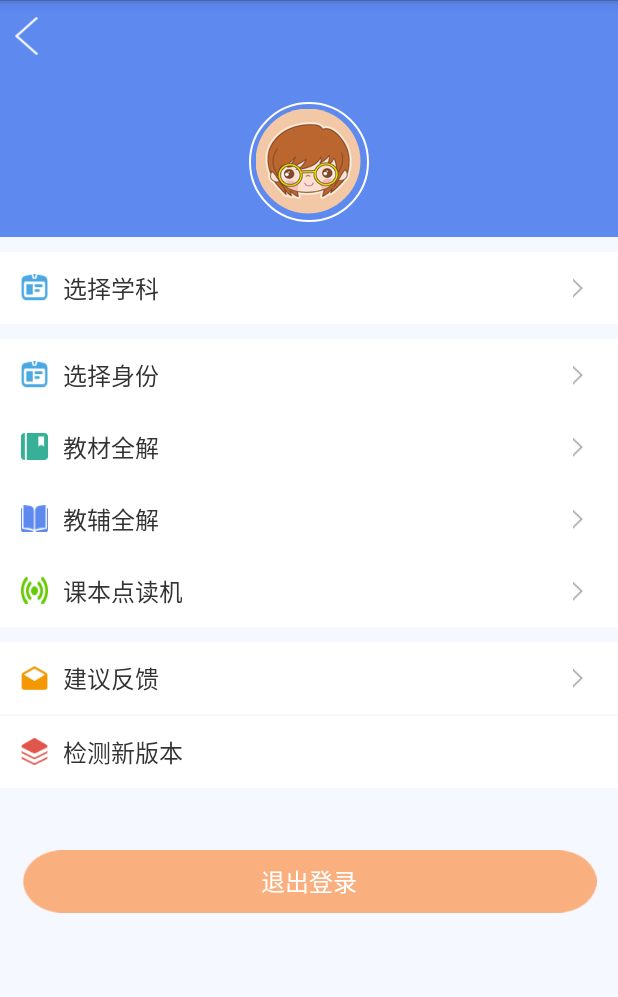
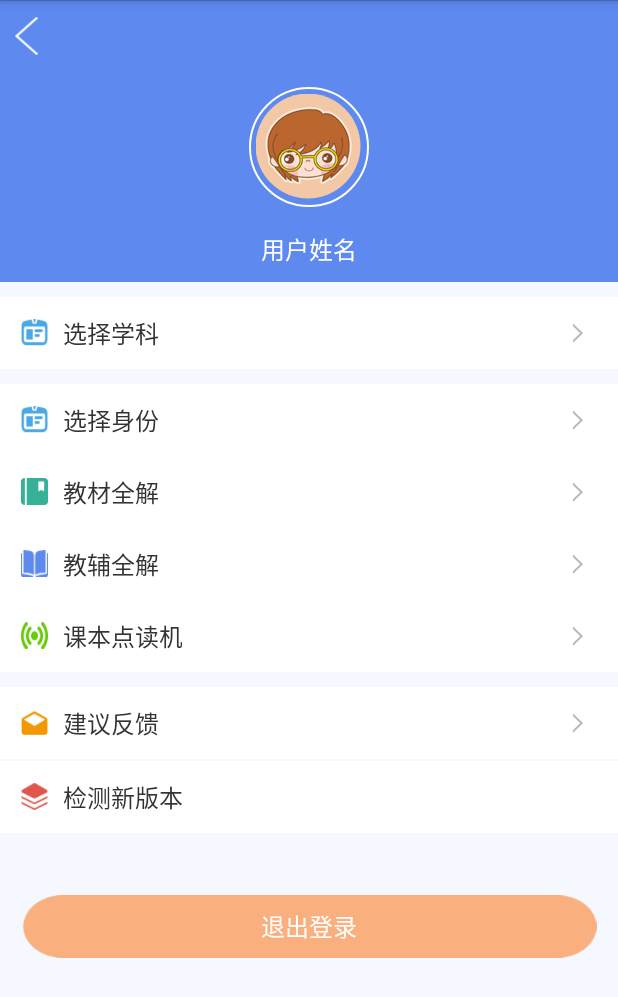
Before and after one commit to JiaLin-Leung/TestDemo, an Android app: the MeActivity screen opened directly, with no data from a screen before it, on a phone screen of 412 x 824 dp. Shown: the top 997 px of the screen. Run offline under Robolectric (Android 15) with nearby library versions, the phone set to English and light mode, and no system bars; our stand-ins replace CircleImageView; pictures from the network do not load; 6 statements that could not run were skipped.

Commit message:
增加姓名展示，增加权限判断

```diff
--- a/build.gradle
+++ b/build.gradle
@@ -20,7 +20,7 @@ android {
 //    33   2.2.6去掉和教育登录
 //    34   2.2.7进入app时网络提示（未添加完善姓名及检测功能，未添加权限检测功能）
 //    35   2.2.8修改登录页面
-//    36   2.2.9修改登录页面
+//    36   2.2.9隐藏选择身份，增加姓名展示；增加权限判断
     defaultConfig {
         applicationId "jiangsu.tbkt.teacher"
         minSdkVersion 16
--- a/src/main/java/jiangsu/tbkt/teacher/activity/MeActivity.java
+++ b/src/main/java/jiangsu/tbkt/teacher/activity/MeActivity.java
@@ -55,6 +55,8 @@ import jiangsu.tbkt.teacher.object.ResultBeanObject;
 import jiangsu.tbkt.teacher.utils.Constant;
 import jiangsu.tbkt.teacher.utils.DialogUtil;
 import jiangsu.tbkt.teacher.utils.MyToastUtils;
+import jiangsu.tbkt.teacher.utils.PermUtils;
+import jiangsu.tbkt.teacher.utils.PopUtils;
 import jiangsu.tbkt.teacher.utils.Tools;
 import okhttp3.Call;
 import okhttp3.Callback;
@@ -94,6 +96,7 @@ public class MeActivity extends BaseActivity implements View.OnClickListener {
     private VersionCheck versionCheck;
     private ImageView top_btnback;
     private SharedPreferences prefs;
+    private TextView tvTitleName;
 
 
     @Override
@@ -139,6 +142,7 @@ public class MeActivity extends BaseActivity implements View.OnClickListener {
         set_diandu = (RelativeLayout) findViewById(R.id.set_diandu);
 
         set_subject = (RelativeLayout) findViewById(R.id.set_subject);
+        tvTitleName = (TextView) findViewById(R.id.tv_title_me);
     }
 
     private void initListener() {
@@ -235,6 +239,7 @@ public class MeActivity extends BaseActivity implements View.OnClickListener {
         }
 //        syw 设置教师名字
         tv_name.setText(manageBean.getName());
+        tvTitleName.setText(manageBean.getName());
 
         String is_show = PreferencesManager.getInstance().getString("is_show", "1");
 //        syw 全部不显示
@@ -297,7 +302,12 @@ public class MeActivity extends BaseActivity implements View.OnClickListener {
             //拍照获取头像
             case R.id.tv_paizhao:
                 popupWindow.dismiss();
-                takePhotoForHead();
+                if (PermUtils.checkCameraPermission(MeActivity.this)) {
+                    takePhotoForHead();
+                } else {
+                    PopUtils.showCameraPopwindow(MeActivity.this);
+                    return;
+                }
                 break;
             //取消设置头像
             case R.id.tv_quxiao:
--- a/src/main/res/layout/activity_me.xml
+++ b/src/main/res/layout/activity_me.xml
@@ -12,14 +12,15 @@
 
     <RelativeLayout
         android:layout_width="match_parent"
-        android:layout_height="110dp"
+        android:layout_height="140dp"
         android:background="@color/common_bg">
 
         <RelativeLayout
+            android:id="@+id/layout_head"
             android:layout_width="wrap_content"
             android:layout_height="wrap_content"
             android:layout_centerHorizontal="true"
-            android:layout_marginTop="20dp">
+            android:layout_marginTop="10dp">
 
             <ImageView
                 android:layout_width="80dp"
@@ -33,7 +34,19 @@
                 android:layout_height="70dp"
                 android:layout_centerInParent="true"
                 android:src="@drawable/head" />
+
         </RelativeLayout>
+
+        <TextView
+            android:id="@+id/tv_title_me"
+            android:layout_width="wrap_content"
+            android:layout_height="wrap_content"
+            android:layout_alignParentBottom="true"
+            android:layout_centerHorizontal="true"
+            android:layout_marginBottom="10dp"
+            android:text="用户姓名"
+            android:textColor="@color/white"
+            android:textSize="16dp" />
     </RelativeLayout>
 
     <ScrollView
@@ -78,10 +91,10 @@
             </RelativeLayout>
 
             <RelativeLayout
-                android:visibility="gone"
                 android:id="@+id/set_name"
                 style="@style/RL_m_48"
-                android:layout_marginTop="1dp">
+                android:layout_marginTop="1dp"
+                android:visibility="gone">
 
                 <ImageView
                     android:id="@+id/iv1"
@@ -121,10 +134,10 @@
             </RelativeLayout>
 
             <RelativeLayout
-                android:visibility="gone"
                 android:id="@+id/set_pwd"
                 style="@style/RL_m_48"
-                android:layout_marginTop="1dp">
+                android:layout_marginTop="1dp"
+                android:visibility="gone">
 
                 <ImageView
                     android:id="@+id/iv2"
@@ -185,9 +198,9 @@
 
             <RelativeLayout
                 android:id="@+id/set_detail"
-                android:visibility="gone"
                 style="@style/RL_m_48"
-                android:layout_marginTop="10dp">
+                android:layout_marginTop="10dp"
+                android:visibility="gone">
 
                 <ImageView
                     android:id="@+id/iv_detail"
```
Also changed, not shown: src/main/java/jiangsu/tbkt/teacher/utils/PermUtils.java (added, +40 -0 lines), src/main/java/jiangsu/tbkt/teacher/utils/PopUtils.java (added, +63 -0 lines), src/main/res/layout/pop_camera.xml (added, +59 -0 lines), src/main/res/layout/pop_mic.xml (added, +59 -0 lines).
